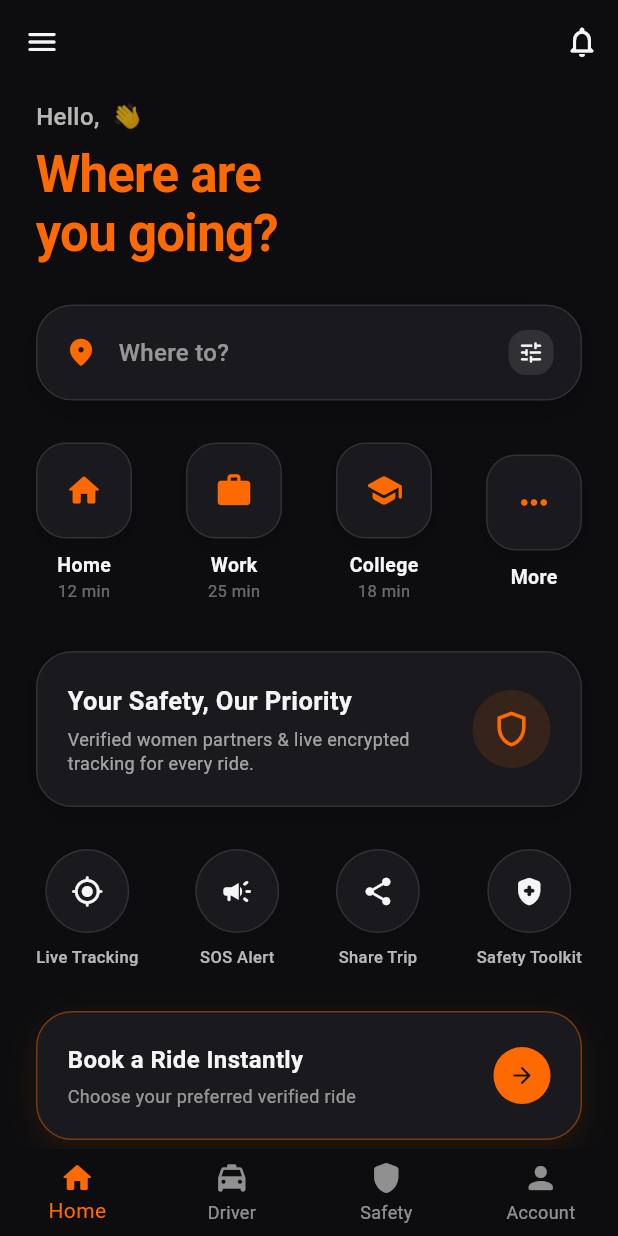
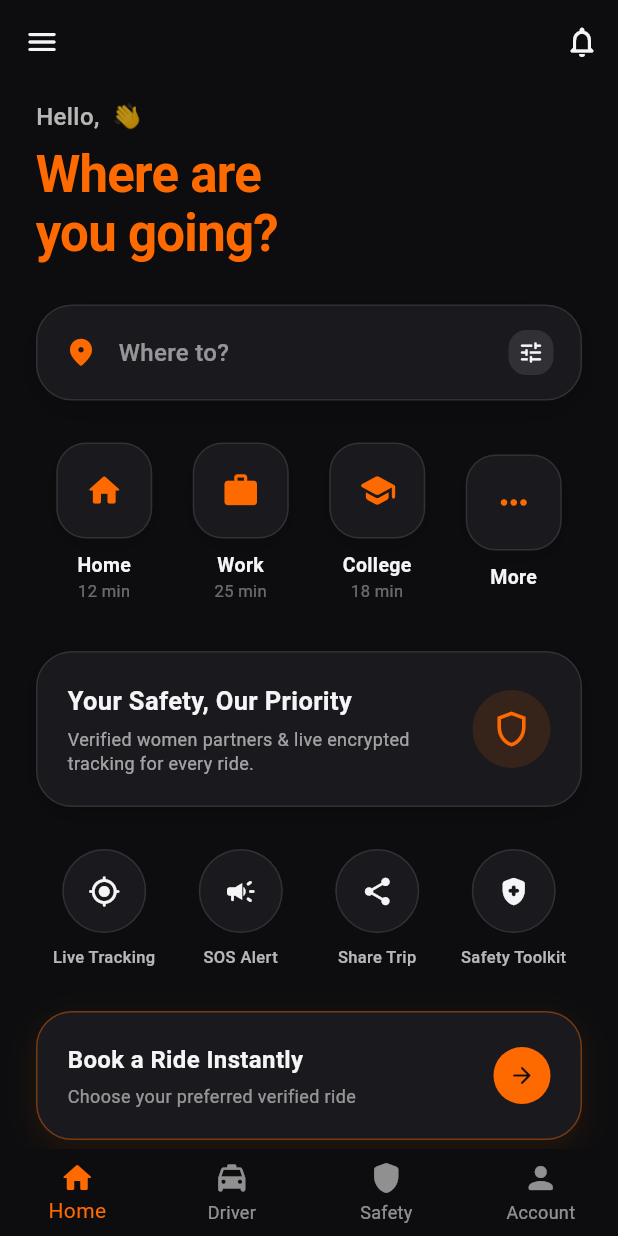
Before and after one commit to bhadwajshubham/HerWay, a Flutter app: the screen it shows once a user with an empty profile is signed in, on a phone screen of 412 x 824 dp. Run offline on Flutter 3.47's test engine with Material 3 defaults, Android fonts, the phone set to English and light mode, and no system bars; our stand-ins replace cloud_firestore, firebase_auth, firebase_core, flutter_riverpod, font_awesome_flutter, geolocator and 1 more; missing offline and left inert: pointer_interceptor; accounts and stored records are empty; statements that could not run were skipped.

Commit message:
Enhance UI responsiveness, text truncation, and modal sheet scrolling

```diff
--- a/lib/features/ride/home_screen.dart
+++ b/lib/features/ride/home_screen.dart
@@ -163,7 +163,8 @@ class HomeScreen extends ConsumerWidget {
   }
 
   Widget _buildQuickAction(BuildContext context, bool isDarkMode, IconData icon, String title, String subtitle) {
-    return GestureDetector(
+    return Expanded(
+      child: GestureDetector(
         onTap: () {
           Navigator.push(
             context,
@@ -193,6 +194,9 @@ class HomeScreen extends ConsumerWidget {
             const SizedBox(height: 8),
             Text(
               title,
+              maxLines: 1,
+              overflow: TextOverflow.ellipsis,
+              textAlign: TextAlign.center,
               style: TextStyle(
                 color: isDarkMode ? AppColors.softWhite : AppColors.appleTextPrimary,
                 fontWeight: FontWeight.w600,
@@ -202,12 +206,16 @@ class HomeScreen extends ConsumerWidget {
             if (subtitle.isNotEmpty)
               Text(
                 subtitle,
+                maxLines: 1,
+                overflow: TextOverflow.ellipsis,
+                textAlign: TextAlign.center,
                 style: TextStyle(
                   color: isDarkMode ? Colors.white38 : AppColors.appleTextSecondary,
                   fontSize: 11,
                 ),
               ),
           ],
+        ),
       ),
     );
   }
@@ -282,7 +290,8 @@ class HomeScreen extends ConsumerWidget {
   }
 
   Widget _buildToolIcon(bool isDarkMode, IconData icon, String label) {
-    return Column(
+    return Expanded(
+      child: Column(
         children: [
           Container(
             padding: const EdgeInsets.all(16),
@@ -302,6 +311,9 @@ class HomeScreen extends ConsumerWidget {
           const SizedBox(height: 8),
           Text(
             label,
+            maxLines: 1,
+            overflow: TextOverflow.ellipsis,
+            textAlign: TextAlign.center,
             style: TextStyle(
               color: isDarkMode ? Colors.white70 : AppColors.appleTextSecondary,
               fontSize: 11,
@@ -309,6 +321,7 @@ class HomeScreen extends ConsumerWidget {
             ),
           ),
         ],
+      ),
     );
   }
 
--- a/lib/features/safety/safety_screen.dart
+++ b/lib/features/safety/safety_screen.dart
@@ -61,6 +61,7 @@ class _SafetyScreenState extends ConsumerState<SafetyScreen> {
       builder: (context) => Container(
         height: MediaQuery.of(context).size.height * 0.85,
         padding: const EdgeInsets.symmetric(horizontal: 32, vertical: 48),
+        child: SingleChildScrollView(
           child: Column(
             children: [
               const CircleAvatar(
@@ -78,7 +79,7 @@ class _SafetyScreenState extends ConsumerState<SafetyScreen> {
                 'Incoming Fake Safety Call...',
                 style: TextStyle(color: Colors.white54, fontSize: 14),
               ),
-            const Spacer(),
+              const SizedBox(height: 80),
               Row(
                 mainAxisAlignment: MainAxisAlignment.spaceAround,
                 children: [
@@ -114,6 +115,7 @@ class _SafetyScreenState extends ConsumerState<SafetyScreen> {
               ),
               const SizedBox(height: 40),
             ],
+          ),
         ),
       ),
     );
```
Also changed, not shown: lib/features/demo/demo_shell.dart (+13 -2 lines). Lines whose indentation alone changed are shown as unchanged.
